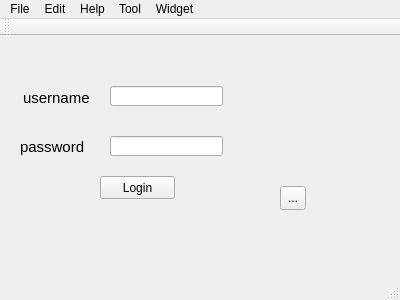
Above: mainwindow.ui from LGDproject/Sample before the change. Below: the same form after it.
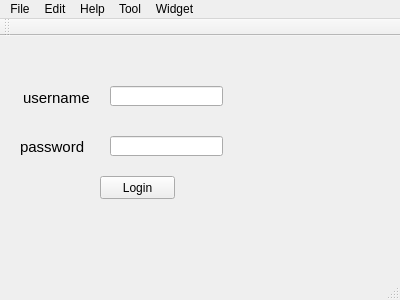
That is the form after the change.

Diff of the .ui file:
```diff
--- a/mainwindow.ui
+++ b/mainwindow.ui
@@ -87,19 +87,6 @@
      <string>Login</string>
     </property>
    </widget>
-   <widget class="QToolButton" name="toolButton">
-    <property name="geometry">
-     <rect>
-      <x>280</x>
-      <y>150</y>
-      <width>26</width>
-      <height>24</height>
-     </rect>
-    </property>
-    <property name="text">
-     <string>...</string>
-    </property>
-   </widget>
   </widget>
   <widget class="QMenuBar" name="menuBar">
    <property name="geometry">
```
